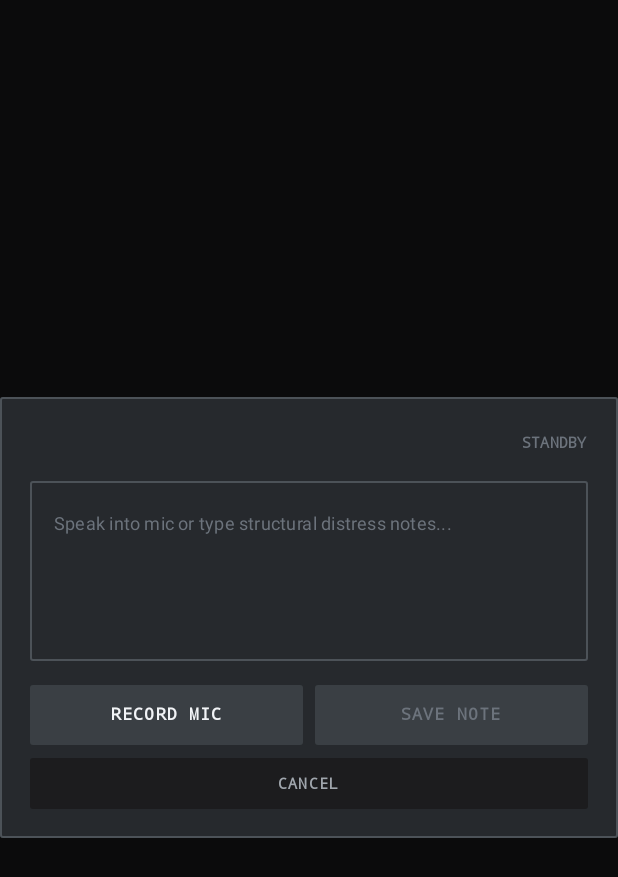
After one commit to eka1357/SiteSweep_Live, an Android app built with Jetpack Compose: the composable VoiceNoteDialog called with empty values, on a phone screen of 412 x 824 dp. The commit adds this screen. Shown: the top 877 px of the screen. Run offline under Robolectric (Android 15) with nearby library versions, the light colour scheme and no system bars.

Commit message:
Feature 7: Offline voice notes via SpeechRecognizer attached to sessions or captures

```diff
--- /dev/null
+++ b/app/src/main/java/com/sitesweep/ui/voice/VoiceNoteDialog.kt
@@ -0,0 +1,207 @@
+package com.sitesweep.ui.voice
+
+import androidx.compose.foundation.background
+import androidx.compose.foundation.border
+import androidx.compose.foundation.layout.Arrangement
+import androidx.compose.foundation.layout.Box
+import androidx.compose.foundation.layout.Column
+import androidx.compose.foundation.layout.Row
+import androidx.compose.foundation.layout.Spacer
+import androidx.compose.foundation.layout.fillMaxWidth
+import androidx.compose.foundation.layout.height
+import androidx.compose.foundation.layout.padding
+import androidx.compose.foundation.shape.RoundedCornerShape
+import androidx.compose.material3.Button
+import androidx.compose.material3.ButtonDefaults
+import androidx.compose.material3.OutlinedTextField
+import androidx.compose.material3.OutlinedTextFieldDefaults
+import androidx.compose.material3.Text
+import androidx.compose.runtime.Composable
+import androidx.compose.runtime.DisposableEffect
+import androidx.compose.runtime.getValue
+import androidx.compose.runtime.remember
+import androidx.compose.ui.Alignment
+import androidx.compose.ui.Modifier
+import androidx.compose.ui.platform.LocalContext
+import androidx.compose.ui.text.font.FontFamily
+import androidx.compose.ui.text.font.FontWeight
+import androidx.compose.ui.unit.dp
+import androidx.compose.ui.unit.sp
+import androidx.compose.ui.window.Dialog
+import androidx.lifecycle.compose.collectAsStateWithLifecycle
+import com.sitesweep.ui.theme.PaletteInk
+import com.sitesweep.ui.theme.PaletteInkElevated
+import com.sitesweep.ui.theme.PaletteSafetyOrange
+import com.sitesweep.ui.theme.PaletteSlate
+import com.sitesweep.ui.theme.PaletteSlateBorder
+import com.sitesweep.ui.theme.SeverityRed
+import com.sitesweep.ui.theme.TextLightPrimary
+import com.sitesweep.ui.theme.TextLightSecondary
+import com.sitesweep.ui.theme.TextLightTertiary
+import com.sitesweep.voice.VoiceNoteRecorder
+
+/**
+ * Industrial dialog for offline voice notes attached to sessions or captures.
+ * Uses on-device SpeechRecognizer with live editable transcription.
+ */
+@Composable
+fun VoiceNoteDialog(
+    title: String,
+    onSave: (String) -> Unit,
+    onDismiss: () -> Unit
+) {
+    val context = LocalContext.current
+    val recorder = remember { VoiceNoteRecorder(context) }
+    val state by recorder.state.collectAsStateWithLifecycle()
+
+    DisposableEffect(Unit) {
+        onDispose {
+            recorder.destroy()
+        }
+    }
+
+    Dialog(onDismissRequest = onDismiss) {
+        Column(
+            modifier = Modifier
+                .fillMaxWidth()
+                .background(PaletteInkElevated, RoundedCornerShape(2.dp))
+                .border(1.dp, PaletteSlateBorder, RoundedCornerShape(2.dp))
+                .padding(20.dp)
+        ) {
+            Row(
+                modifier = Modifier.fillMaxWidth(),
+                horizontalArrangement = Arrangement.SpaceBetween,
+                verticalAlignment = Alignment.CenterVertically
+            ) {
+                Text(
+                    text = title.uppercase(),
+                    color = PaletteSafetyOrange,
+                    fontSize = 12.sp,
+                    fontFamily = FontFamily.Monospace,
+                    fontWeight = FontWeight.Bold,
+                    letterSpacing = 0.5.sp
+                )
+
+                Text(
+                    text = if (state.isListening) "REC (OFFLINE)" else "STANDBY",
+                    color = if (state.isListening) SeverityRed else TextLightTertiary,
+                    fontSize = 10.sp,
+                    fontFamily = FontFamily.Monospace,
+                    fontWeight = FontWeight.Bold
+                )
+            }
+
+            Spacer(modifier = Modifier.height(14.dp))
+
+            // Text input / Transcription display
+            OutlinedTextField(
+                value = state.transcript,
+                onValueChange = { recorder.updateTranscriptManually(it) },
+                placeholder = {
+                    Text(
+                        text = "Speak into mic or type structural distress notes...",
+                        color = TextLightTertiary,
+                        fontSize = 12.sp
+                    )
+                },
+                modifier = Modifier
+                    .fillMaxWidth()
+                    .height(120.dp),
+                colors = OutlinedTextFieldDefaults.colors(
+                    focusedBorderColor = PaletteSafetyOrange,
+                    unfocusedBorderColor = PaletteSlateBorder,
+                    focusedTextColor = TextLightPrimary,
+                    unfocusedTextColor = TextLightPrimary,
+                    cursorColor = PaletteSafetyOrange
+                ),
+                shape = RoundedCornerShape(2.dp)
+            )
+
+            if (state.errorMessage != null) {
+                Spacer(modifier = Modifier.height(6.dp))
+                Text(
+                    text = state.errorMessage ?: "",
+                    color = SeverityRed,
+                    fontSize = 10.sp,
+                    fontFamily = FontFamily.Monospace
+                )
+            }
+
+            Spacer(modifier = Modifier.height(16.dp))
+
+            // Action Buttons
+            Row(
+                modifier = Modifier.fillMaxWidth(),
+                horizontalArrangement = Arrangement.spacedBy(8.dp)
+            ) {
+                // Record / Stop toggle
+                Button(
+                    onClick = {
+                        if (state.isListening) {
+                            recorder.stopListening()
+                        } else {
+                            recorder.startListening()
+                        }
+                    },
+                    colors = ButtonDefaults.buttonColors(
+                        containerColor = if (state.isListening) SeverityRed else PaletteSlate,
+                        contentColor = TextLightPrimary
+                    ),
+                    shape = RoundedCornerShape(2.dp),
+                    modifier = Modifier.weight(1f).height(40.dp)
+                ) {
+                    Text(
+                        text = if (state.isListening) "STOP" else "RECORD MIC",
+                        fontSize = 11.sp,
+                        fontFamily = FontFamily.Monospace,
+                        fontWeight = FontWeight.Bold
+                    )
+                }
+
+                // Save button
+                Button(
+                    onClick = {
+                        if (state.transcript.isNotBlank()) {
+                            onSave(state.transcript.trim())
+                        }
+                    },
+                    enabled = state.transcript.isNotBlank(),
+                    colors = ButtonDefaults.buttonColors(
+                        containerColor = PaletteSafetyOrange,
+                        contentColor = PaletteInk,
+                        disabledContainerColor = PaletteSlate,
+                        disabledContentColor = TextLightTertiary
+                    ),
+                    shape = RoundedCornerShape(2.dp),
+                    modifier = Modifier.weight(1f).height(40.dp)
+                ) {
+                    Text(
+                        text = "SAVE NOTE",
+                        fontSize = 11.sp,
+                        fontFamily = FontFamily.Monospace,
+                        fontWeight = FontWeight.Bold
+                    )
+                }
+            }
+
+            Spacer(modifier = Modifier.height(8.dp))
+
+            // Cancel
+            Button(
+                onClick = onDismiss,
+                colors = ButtonDefaults.buttonColors(
+                    containerColor = PaletteInk,
+                    contentColor = TextLightSecondary
+                ),
+                shape = RoundedCornerShape(2.dp),
+                modifier = Modifier.fillMaxWidth().height(34.dp)
+            ) {
+                Text(
+                    text = "CANCEL",
+                    fontSize = 10.sp,
+                    fontFamily = FontFamily.Monospace
+                )
+            }
+        }
+    }
+}
```
Also changed, not shown: app/src/main/java/com/sitesweep/ui/sessions/SessionDetailScreen.kt (+86 -4 lines), app/src/main/java/com/sitesweep/ui/sessions/SessionDetailViewModel.kt (+13 -0 lines), app/src/main/java/com/sitesweep/voice/VoiceNoteRecorder.kt (added, +135 -0 lines), 1 other file.
